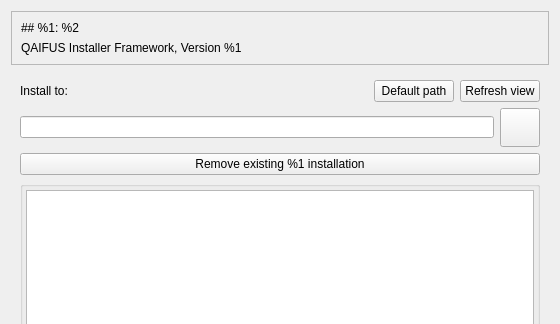
Qt form QAIFUS/app_install/installer.ui (gradgrind/fetinstaller) before a commit; both pictures show x 0 to 560 and y 0 to 324 of the 560 by 470 pixel window.
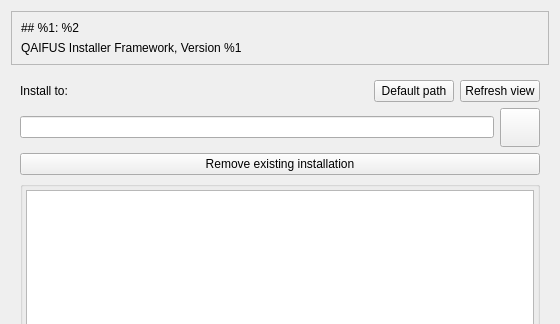
The same form after that commit. The open tabs and pages were chosen to show the change. Icons and pictures are not drawn.

```diff
--- a/QAIFUS/app_install/installer.ui
+++ b/QAIFUS/app_install/installer.ui
@@ -271,7 +271,7 @@
        <item>
         <widget class="QPushButton" name="removeExisting">
          <property name="text">
-          <string>Remove existing %1 installation</string>
+          <string>Remove existing installation</string>
          </property>
         </widget>
        </item>
```
